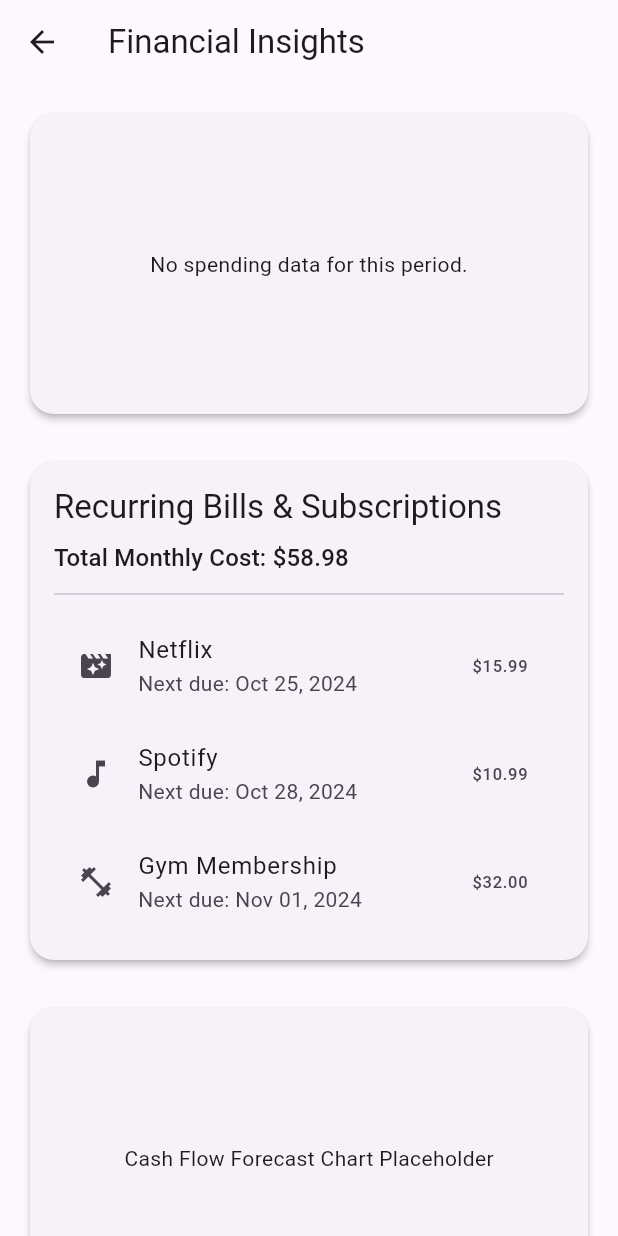
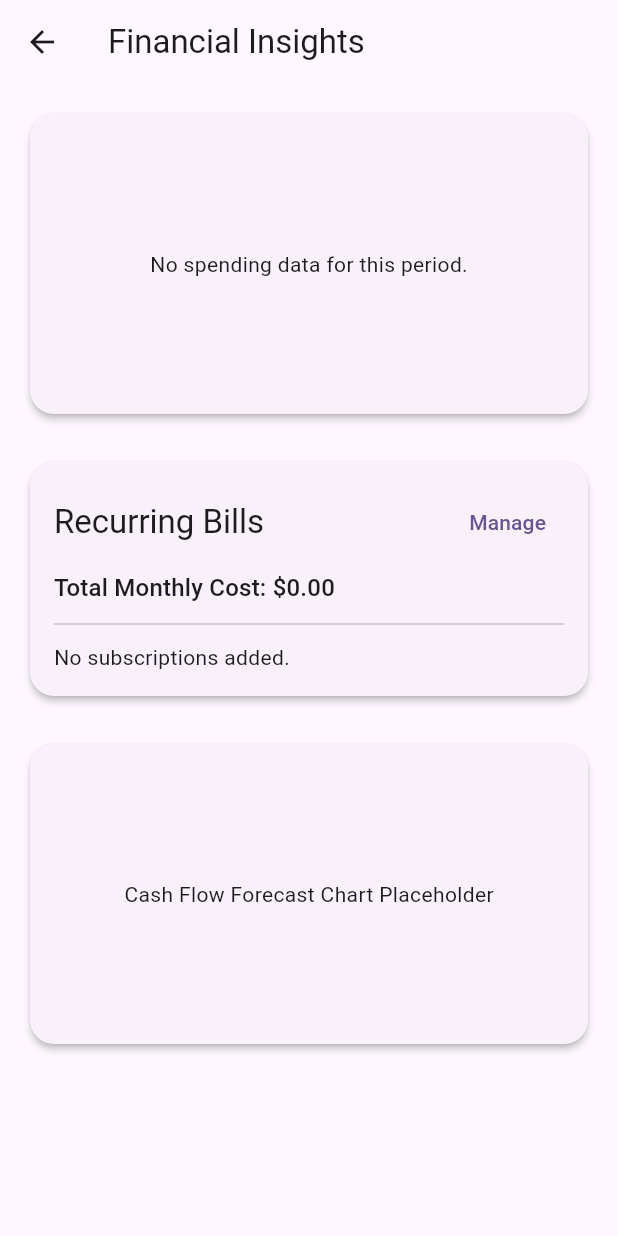
Before and after one commit to harshpurohit9763/fin-tracker, a Flutter app: the screen it shows after launch, scrolled down 521 dp, after a tap on "Insights", on a phone screen of 412 x 824 dp. Run offline on Flutter 3.47's test engine with Material 3 defaults, Android fonts, the phone set to English and light mode, and no system bars; our stand-ins replace fl_chart, flutter_local_notifications, flutter_riverpod, flutter_timezone, shared_preferences, sqflite and 1 more; missing offline and left inert: workmanager; accounts and stored records are empty.

Commit message:
new new new

```diff
--- a/lib/db_helper.dart
+++ b/lib/db_helper.dart
@@ -51,6 +51,14 @@ class DatabaseHelper {
   static const String colAssetYearlyAppreciation =
       'yearly_appreciation'; // New column
   static const String colAssetIcon = 'icon';
+
+  // Subscriptions Table
+  static const String subscriptionsTable = 'subscriptions';
+  static const String colSubId = 'id';
+  static const String colSubName = 'name';
+  static const String colSubAmount = 'amount';
+  static const String colSubNextDueDate = 'next_due_date';
+  static const String colSubIcon = 'icon';
   // Singleton pattern
   DatabaseHelper._privateConstructor();
   static final DatabaseHelper instance = DatabaseHelper._privateConstructor();
@@ -117,6 +125,9 @@ class DatabaseHelper {
 
     // Create Assets Table
     await _createAssetsTable(db);
+
+    // Create Subscriptions Table
+    await _createSubscriptionsTable(db);
   }
 
   Future<void> _createBudgetsTable(Database db) async {
@@ -139,6 +150,18 @@ class DatabaseHelper {
         $colAssetValue REAL NOT NULL,
         $colAssetYearlyAppreciation REAL,
         $colAssetIcon TEXT
+      )
+    ''');
+  }
+
+  Future<void> _createSubscriptionsTable(Database db) async {
+    await db.execute('''
+      CREATE TABLE $subscriptionsTable (
+        $colSubId INTEGER PRIMARY KEY AUTOINCREMENT,
+        $colSubName TEXT NOT NULL,
+        $colSubAmount REAL NOT NULL,
+        $colSubNextDueDate INTEGER NOT NULL,
+        $colSubIcon TEXT
       )
     ''');
   }
--- a/lib/insights_screen.dart
+++ b/lib/insights_screen.dart
@@ -4,6 +4,9 @@ import 'package:flutter_riverpod/flutter_riverpod.dart';
 import 'package:offline_expense_tracker/app_formater.dart';
 import 'package:offline_expense_tracker/shared_preferences_provider.dart';
 import 'package:offline_expense_tracker/insights_provider.dart';
+
+import 'manage_subscriptions_screen.dart';
+import 'subscription_provider.dart';
 
 class InsightsScreen extends ConsumerWidget {
   const InsightsScreen({super.key});
@@ -158,44 +161,63 @@ class _BreakdownRow extends StatelessWidget {
 }
 
 /// Card for tracking recurring bills and subscriptions.
-class _SubscriptionTrackerCard extends StatelessWidget {
+class _SubscriptionTrackerCard extends ConsumerWidget {
   const _SubscriptionTrackerCard();
 
   @override
-  Widget build(BuildContext context) {
+  Widget build(BuildContext context, WidgetRef ref) {
+    final subscriptionsAsync = ref.watch(subscriptionListProvider);
+    final currency = ref.watch(currencyProvider);
+
+    return subscriptionsAsync.when(
+      data: (subs) {
+        final totalMonthlyCost =
+            subs.fold<double>(0.0, (sum, item) => sum + item.amount);
+
         return Card(
           child: Padding(
             padding: const EdgeInsets.all(16.0),
             child: Column(
               crossAxisAlignment: CrossAxisAlignment.start,
               children: [
-            Text('Recurring Bills & Subscriptions',
+                Row(
+                  mainAxisAlignment: MainAxisAlignment.spaceBetween,
+                  children: [
+                    Text('Recurring Bills',
                         style: Theme.of(context).textTheme.titleLarge),
+                    TextButton(
+                      onPressed: () => Navigator.push(
+                          context,
+                          MaterialPageRoute(
+                              builder: (context) =>
+                                  const ManageSubscriptionsScreen())),
+                      child: const Text('Manage'),
+                    )
+                  ],
+                ),
                 const SizedBox(height: 8),
-            Text('Total Monthly Cost: \$58.98',
+                Text(
+                    'Total Monthly Cost: ${AppFormatters.formatCurrency(totalMonthlyCost, currency)}',
                     style: Theme.of(context).textTheme.titleMedium),
                 const Divider(height: 24),
-            const ListTile(
-              leading: Icon(Icons.movie_filter),
-              title: Text('Netflix'),
-              subtitle: Text('Next due: Oct 25, 2024'),
-              trailing: Text('\$15.99'),
-            ),
-            const ListTile(
-              leading: Icon(Icons.music_note),
-              title: Text('Spotify'),
-              subtitle: Text('Next due: Oct 28, 2024'),
-              trailing: Text('\$10.99'),
-            ),
-            const ListTile(
-              leading: Icon(Icons.fitness_center),
-              title: Text('Gym Membership'),
-              subtitle: Text('Next due: Nov 01, 2024'),
-              trailing: Text('\$32.00'),
-            ),
+                if (subs.isEmpty)
+                  const Text('No subscriptions added.')
+                else
+                  ...subs.map((sub) => ListTile(
+                        leading: const Icon(Icons.receipt_long),
+                        title: Text(sub.name),
+                        subtitle: Text(
+                            'Next due: ${AppFormatters.formatDate(sub.nextDueDate)}'),
+                        trailing: Text(
+                            AppFormatters.formatCurrency(sub.amount, currency)),
+                      )),
               ],
             ),
           ),
+        );
+      },
+      loading: () => const Center(child: CircularProgressIndicator()),
+      error: (e, s) => Card(child: Center(child: Text('Error: $e'))),
     );
   }
 }
--- /dev/null
+++ b/lib/subscription_provider.dart
@@ -0,0 +1,83 @@
+import 'package:flutter_riverpod/flutter_riverpod.dart';
+import 'package:offline_expense_tracker/db_helper.dart';
+import 'package:offline_expense_tracker/subscription_model.dart';
+
+class SubscriptionRepository {
+  final DatabaseHelper _dbHelper = DatabaseHelper.instance;
+
+  Future<int> addSubscription(Subscription sub) async {
+    final db = await _dbHelper.database;
+    return await db.insert(DatabaseHelper.subscriptionsTable, sub.toMap());
+  }
+
+  Future<List<Subscription>> getAllSubscriptions() async {
+    final db = await _dbHelper.database;
+    final List<Map<String, dynamic>> maps = await db.query(
+        DatabaseHelper.subscriptionsTable,
+        orderBy: '${DatabaseHelper.colSubNextDueDate} ASC');
+    return List.generate(maps.length, (i) => Subscription.fromMap(maps[i]));
+  }
+
+  Future<int> updateSubscription(Subscription sub) async {
+    final db = await _dbHelper.database;
+    return await db.update(
+      DatabaseHelper.subscriptionsTable,
+      sub.toMap(),
+      where: '${DatabaseHelper.colSubId} = ?',
+      whereArgs: [sub.id],
+    );
+  }
+
+  Future<int> deleteSubscription(int id) async {
+    final db = await _dbHelper.database;
+    return await db.delete(
+      DatabaseHelper.subscriptionsTable,
+      where: '${DatabaseHelper.colSubId} = ?',
+      whereArgs: [id],
+    );
+  }
+}
+
+final subscriptionRepositoryProvider =
+    Provider((ref) => SubscriptionRepository());
+
+final subscriptionListProvider = StateNotifierProvider<SubscriptionListNotifier,
+    AsyncValue<List<Subscription>>>((ref) {
+  return SubscriptionListNotifier(ref);
+});
+
+class SubscriptionListNotifier
+    extends StateNotifier<AsyncValue<List<Subscription>>> {
+  final Ref _ref;
+  late final SubscriptionRepository _repository;
+
+  SubscriptionListNotifier(this._ref) : super(const AsyncValue.loading()) {
+    _repository = _ref.read(subscriptionRepositoryProvider);
+    _fetchSubscriptions();
+  }
+
+  Future<void> _fetchSubscriptions() async {
+    state = const AsyncValue.loading();
+    try {
+      final subs = await _repository.getAllSubscriptions();
+      state = AsyncValue.data(subs);
+    } catch (e, s) {
+      state = AsyncValue.error(e, s);
+    }
+  }
+
+  Future<void> addSubscription(Subscription sub) async {
+    await _repository.addSubscription(sub);
+    await _fetchSubscriptions();
+  }
+
+  Future<void> updateSubscription(Subscription sub) async {
+    await _repository.updateSubscription(sub);
+    await _fetchSubscriptions();
+  }
+
+  Future<void> deleteSubscription(int id) async {
+    await _repository.deleteSubscription(id);
+    await _fetchSubscriptions();
+  }
+}
```
Also changed, not shown: lib/manage_subscriptions_screen.dart (added, +158 -0 lines), lib/subscription_model.dart (added, +50 -0 lines). Lines whose indentation alone changed are shown as unchanged.
